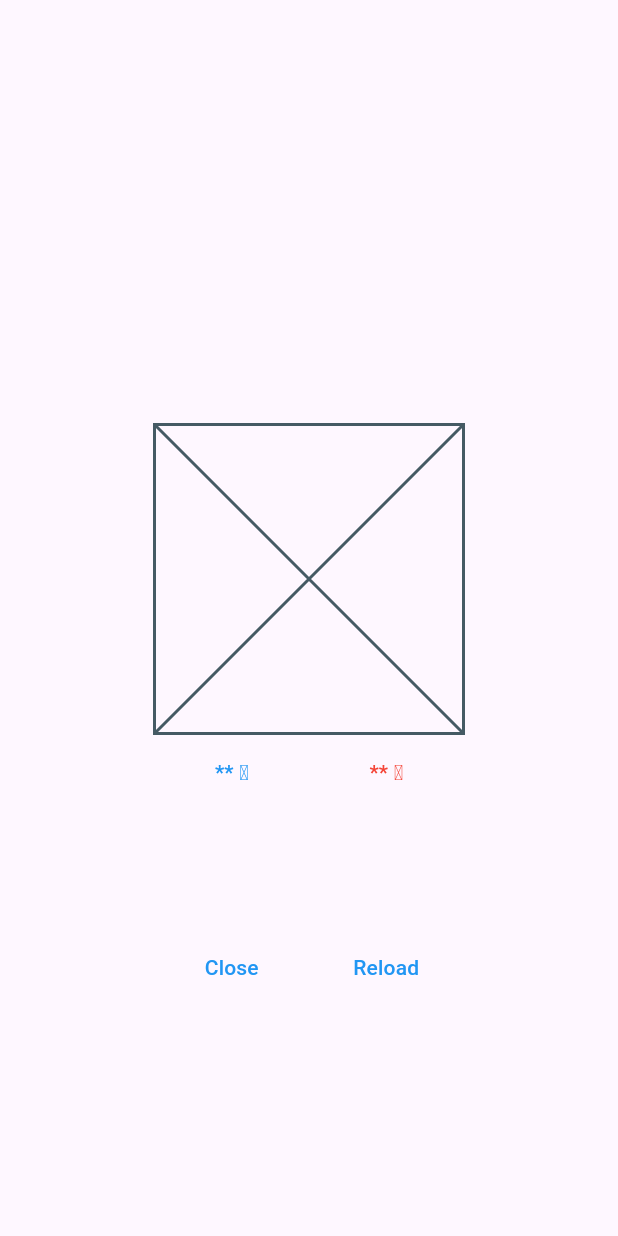
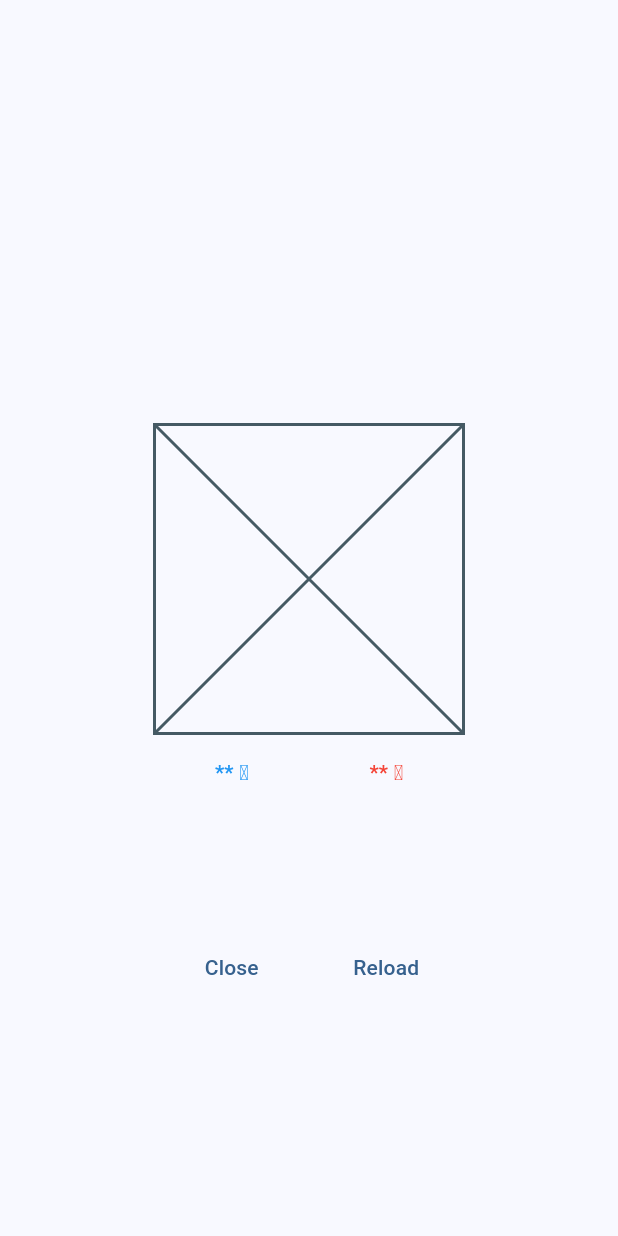
Before and after one commit to daichikuwa0618/flutter-weather-app, a Flutter app: the screen it shows after launch, on a phone screen of 412 x 824 dp. Run offline on Flutter 3.47's test engine with Material 3 defaults, Android fonts, the phone set to English and light mode, and no system bars.

Commit message:
ThemeData によって Material 3 に準拠した ColorScheme を利用するように変更

```diff
--- a/lib/main.dart
+++ b/lib/main.dart
@@ -10,9 +10,15 @@ class App extends StatelessWidget {
 
   @override
   Widget build(BuildContext context) {
-    return const MaterialApp(
+    return MaterialApp(
       title: 'Weather App',
-      home: WeatherPage(),
+      theme: ThemeData(
+        colorScheme: ColorScheme.fromSeed(
+          seedColor: Colors.blue,
+        ),
+        useMaterial3: true,
+      ),
+      home: const WeatherPage(),
     );
   }
 }
--- a/lib/weather_page.dart
+++ b/lib/weather_page.dart
@@ -78,31 +78,23 @@ class _ButtonsRow extends StatelessWidget {
 
   @override
   Widget build(BuildContext context) {
-    final textTheme = Theme.of(context).textTheme;
-
     return Row(
       children: [
         Expanded(
           child: TextButton(
             onPressed: () {},
-            child: Text(
+            child: const Text(
               'Close',
               textAlign: TextAlign.center,
-              style: textTheme.labelLarge?.copyWith(
-                color: Colors.blue,
-              ),
             ),
           ),
         ),
         Expanded(
           child: TextButton(
             onPressed: () {},
-            child: Text(
+            child: const Text(
               'Reload',
               textAlign: TextAlign.center,
-              style: textTheme.labelLarge?.copyWith(
-                color: Colors.blue,
-              ),
             ),
           ),
         ),
```
